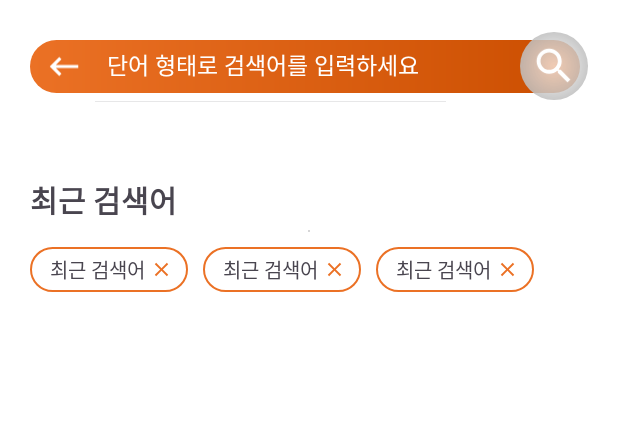
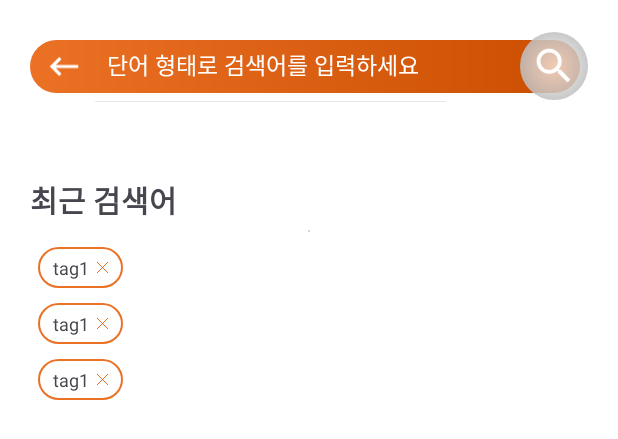
Before and after one commit to qp-official-org/Android, an Android app: the layout activity_search.xml on its own in the app's theme, with its tools: preview values and no code run, on a phone screen of 412 x 824 dp. Shown: the top 439 px of the screen. Run offline under Robolectric (Android 15) with nearby library versions, the phone set to English and light mode, and no system bars.

Commit message:
[SEARCH] 최근 검색어 구현

```diff
--- a/app/build.gradle.kts
+++ b/app/build.gradle.kts
@@ -62,6 +62,9 @@ dependencies {
     implementation ("com.github.bumptech.glide:glide:4.11.0")
     annotationProcessor ("com.github.bumptech.glide:compiler:4.11.0")
 
+    //Flexbox
+    implementation ("com.google.android.flexbox:flexbox:3.0.0")
+
     // Kakao
     implementation("com.kakao.sdk:v2-user:2.19.0") // 카카오 로그인
 }
--- a/app/src/main/java/com/example/qp/AppData.kt
+++ b/app/src/main/java/com/example/qp/AppData.kt
@@ -14,5 +14,7 @@ class AppData : Application() {
         var qpEmail = ""
         var qpGender = ""
         var qpPoint = 0
+
+        var searchRecord = ArrayList<String>()
     }
 }
--- a/app/src/main/java/com/example/qp/DetailedActivity.kt
+++ b/app/src/main/java/com/example/qp/DetailedActivity.kt
@@ -77,6 +77,7 @@ class DetailedActivity : AppCompatActivity(),DetailedQView{
                     Toast.makeText(this, "로그아웃 성공", Toast.LENGTH_SHORT).show()
                     AppData.qpUserID = 0
                     AppData.qpAccessToken = ""
+                    AppData.searchRecord.clear()
                     binding.detailedLoginBtn.visibility = View.VISIBLE
                     binding.detailedProfileBtn.visibility = View.GONE
                 }
--- a/app/src/main/java/com/example/qp/LoginActivity.kt
+++ b/app/src/main/java/com/example/qp/LoginActivity.kt
@@ -121,6 +121,7 @@ class LoginActivity : AppCompatActivity() {
                             // 전역변수 사용
                             AppData.qpAccessToken = resp.result.accessToken
                             AppData.qpUserID = resp.result.userId
+                            AppData.searchRecord.clear()
                             Log.d("qpUserData1", AppData.qpAccessToken)
                             Log.d("qpUserData2", AppData.qpUserID.toString())
 
--- a/app/src/main/java/com/example/qp/MainActivity.kt
+++ b/app/src/main/java/com/example/qp/MainActivity.kt
@@ -91,6 +91,7 @@ class MainActivity : AppCompatActivity() {
                     Toast.makeText(this, "로그아웃 성공", Toast.LENGTH_SHORT).show()
                     AppData.qpUserID = 0
                     AppData.qpAccessToken = ""
+                    AppData.searchRecord.clear()
                     binding.mainLoginBt.visibility = View.VISIBLE
                     binding.mainLoginSuccessBt.visibility = View.GONE
                 }
--- a/app/src/main/java/com/example/qp/WriteQuestionActivity.kt
+++ b/app/src/main/java/com/example/qp/WriteQuestionActivity.kt
@@ -43,7 +43,7 @@ class WriteQuestionActivity: AppCompatActivity() {
 
         binding.titleEdit.text.clear()
         binding.contentEdit.text.clear()
-        adapter=WriteQuestionTagRVAdapter(applicationContext)
+        adapter=WriteQuestionTagRVAdapter(this@WriteQuestionActivity, null)
         binding.hashtagRv.adapter=adapter
 
         binding.levelBtnOrange.visibility=View.GONE
--- a/app/src/main/res/layout/activity_search.xml
+++ b/app/src/main/res/layout/activity_search.xml
@@ -81,12 +81,25 @@
             android:layout_marginTop="5dp"
             app:layout_constraintStart_toStartOf="parent"
             app:layout_constraintTop_toBottomOf="@id/search_recent_title_tv" />
+        <TextView
+            android:id="@+id/search_no_record_tv"
+            android:layout_width="wrap_content"
+            android:layout_height="wrap_content"
+            android:text="검색 기록이 없습니다"
+            android:textSize="20dp"
+            android:visibility="gone"
+            android:layout_marginTop="40dp"
+            app:layout_constraintStart_toStartOf="parent"
+            app:layout_constraintEnd_toEndOf="parent"
+            app:layout_constraintTop_toBottomOf="@id/search_recent_line_iv" />
         <androidx.recyclerview.widget.RecyclerView
+            android:id="@+id/search_recent_record_rv"
             android:layout_width="match_parent"
-            android:layout_height="200dp"
-            app:layoutManager="androidx.recyclerview.widget.LinearLayoutManager"
+            android:layout_height="wrap_content"
+            app:layoutManager="com.google.android.flexbox.FlexboxLayoutManager"
             android:orientation="horizontal"
-            tools:listitem="@layout/item_recent_word"
+            android:layout_marginTop="10dp"
+            tools:listitem="@layout/item_hashtag"
             app:layout_constraintTop_toBottomOf="@id/search_recent_line_iv"
             app:layout_constraintStart_toStartOf="@id/search_recent_line_iv" />
 
--- a/app/src/main/res/layout/item_hashtag.xml
+++ b/app/src/main/res/layout/item_hashtag.xml
@@ -6,6 +6,7 @@
     android:background="@drawable/box_white_lined_orange"
     android:paddingHorizontal="10dp"
     android:paddingVertical="5dp"
+    android:layout_marginBottom="10dp"
     android:layout_marginHorizontal="5dp">
 
     <TextView
--- a/app/src/main/res/layout/item_recent_word.xml
+++ /dev/null
@@ -1,32 +0,0 @@
-<?xml version="1.0" encoding="utf-8"?>
-<androidx.constraintlayout.widget.ConstraintLayout xmlns:android="http://schemas.android.com/apk/res/android"
-    android:layout_width="wrap_content"
-    android:layout_height="30dp"
-    android:background="@drawable/item_recent_word_border"
-    android:paddingStart="10dp"
-    android:paddingEnd="10dp"
-    android:layout_marginTop="10dp"
-    android:layout_marginEnd="10dp"
-    xmlns:app="http://schemas.android.com/apk/res-auto">
-
-    <TextView
-        android:id="@+id/item_record_text_tv"
-        android:layout_width="wrap_content"
-        android:layout_height="wrap_content"
-        android:text="최근 검색어"
-        android:textSize="13dp"
-        android:layout_marginStart="3dp"
-        app:layout_constraintStart_toStartOf="parent"
-        app:layout_constraintTop_toTopOf="parent"
-        app:layout_constraintBottom_toBottomOf="parent"/>
-    <ImageView
-        android:id="@+id/item_record_clear_iv"
-        android:layout_width="15dp"
-        android:layout_height="15dp"
-        android:src="@drawable/baseline_clear_24"
-        android:layout_marginStart="3dp"
-        app:layout_constraintStart_toEndOf="@id/item_record_text_tv"
-        app:layout_constraintTop_toTopOf="parent"
-        app:layout_constraintBottom_toBottomOf="parent" />
-
-</androidx.constraintlayout.widget.ConstraintLayout>
```
Also changed, not shown: app/src/main/java/com/example/qp/SearchActivity.kt (+25 -0 lines), app/src/main/java/com/example/qp/WrtieQuestionTagRVAdapter.kt (+11 -2 lines).
